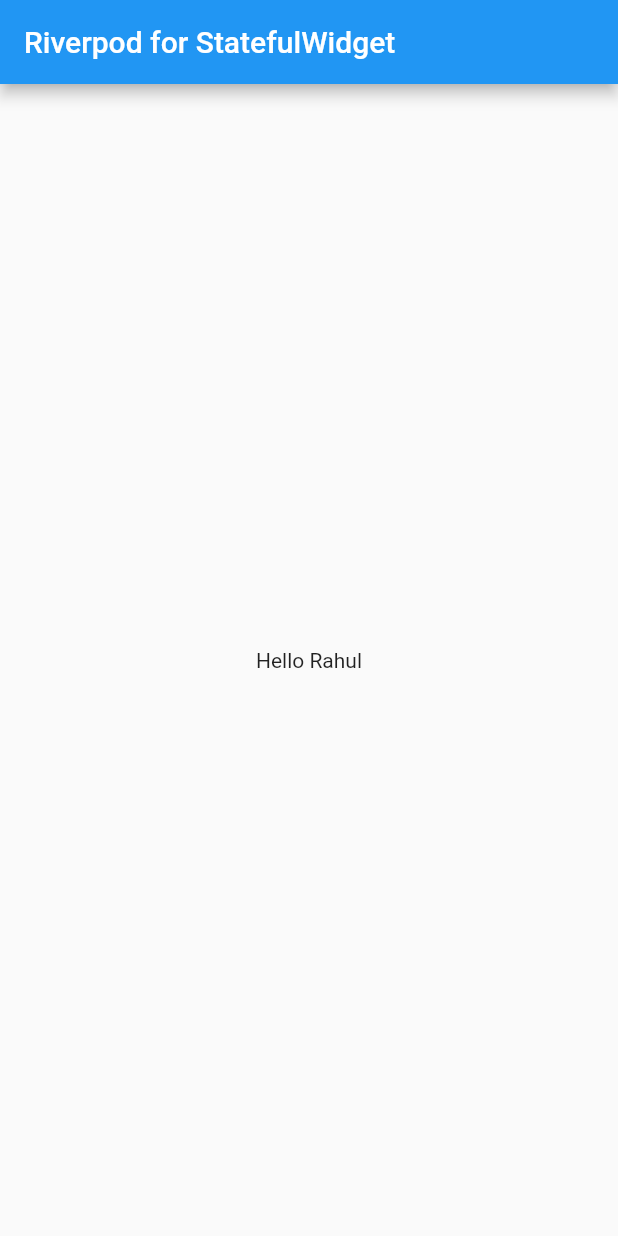
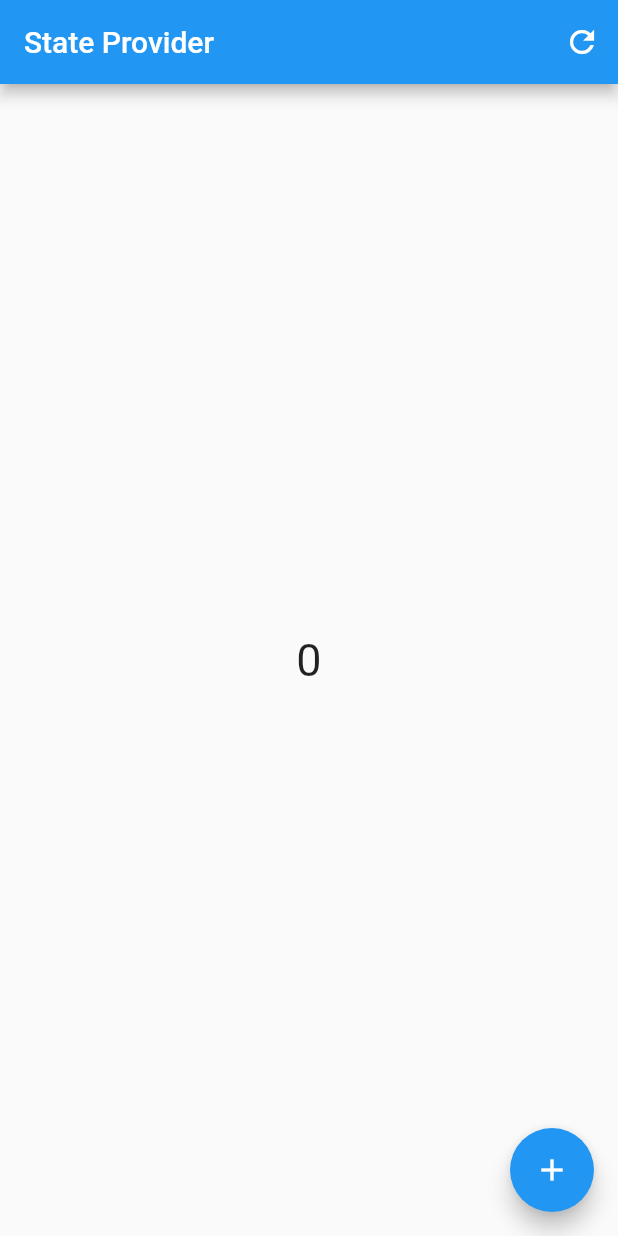
Before and after one commit to Sea-zone/Riverpod_learning, a Flutter app: the screen it shows after launch, on a phone screen of 412 x 824 dp. Run offline on Flutter 3.47's test engine with Material 2 defaults, Android fonts, the phone set to English and light mode, and no system bars; our stand-ins replace flutter_riverpod.

Commit message:
using counter provider in consumerwidget

```diff
--- a/lib/main.dart
+++ b/lib/main.dart
@@ -1,10 +1,8 @@
 import 'package:flutter/material.dart';
 import 'package:flutter_riverpod/flutter_riverpod.dart';
 
-final nameProvider = Provider<String>(
-  (ref) {
-    return "Hello Rahul";
-  },
+final counterProvider = StateProvider<int>(
+  (ref) => 0,
 );
 void main() {
   runApp(const ProviderScope(child: MyApp()));
@@ -21,35 +19,34 @@ class MyApp extends StatelessWidget {
       theme: ThemeData(
         primarySwatch: Colors.blue,
       ),
-      home: const Main(),
+      home: const MyHomePage(),
     );
   }
 }
 
-class Main extends ConsumerStatefulWidget {
-  const Main({Key? key}) : super(key: key);
-
+class MyHomePage extends ConsumerWidget {
+  const MyHomePage({super.key});
   @override
-  _MainState createState() => _MainState();
-}
-
-class _MainState extends ConsumerState<Main> {
-  @override
-  void initState() {
-    super.initState();
-    final name = ref.read(nameProvider);
-    print(name);
-  }
-
-  @override
-  Widget build(BuildContext context) {
-    final name = ref.watch(nameProvider);
+  Widget build(BuildContext context, WidgetRef ref) {
+    final count = ref.watch(counterProvider);
     return Scaffold(
       appBar: AppBar(
-        title: const Text('Riverpod for StatefulWidget'),
+        title: const Text('State Provider'),
+        actions: [
+          IconButton(onPressed: () {}, icon: const Icon(Icons.refresh))
+        ],
       ),
       body: Center(
-        child: Text(name),
+        child: Text(
+          count.toString(),
+          style: const TextStyle(fontSize: 30),
+        ),
+      ),
+      floatingActionButton: FloatingActionButton(
+        onPressed: () {
+          ref.read(counterProvider.notifier).state++;
+        },
+        child: const Icon(Icons.add),
       ),
     );
   }
```
